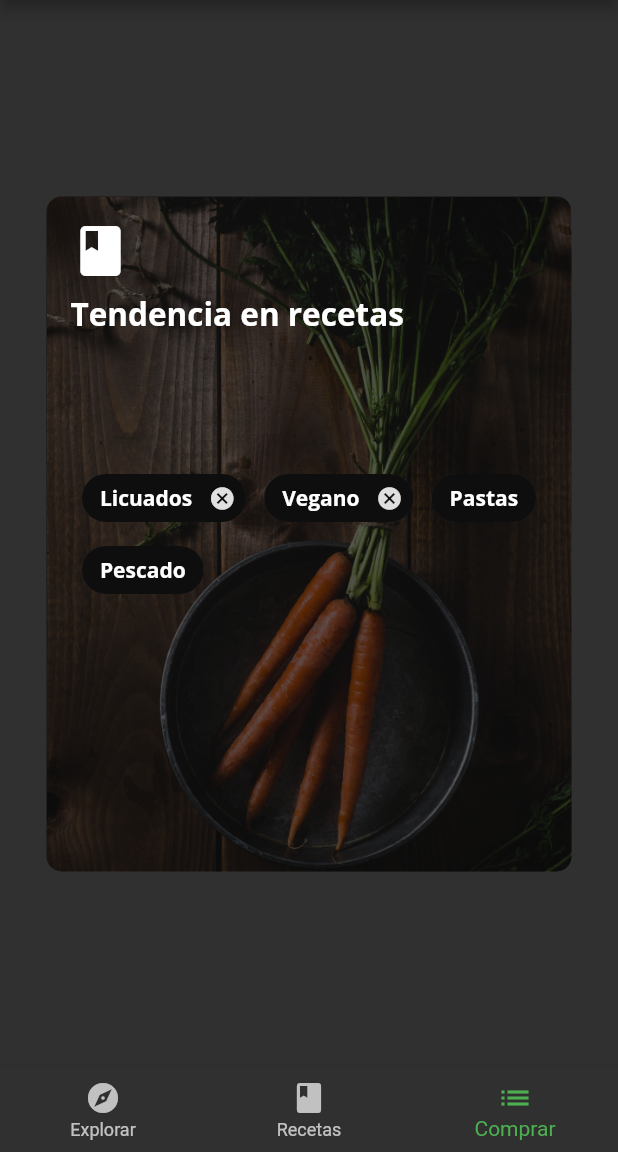
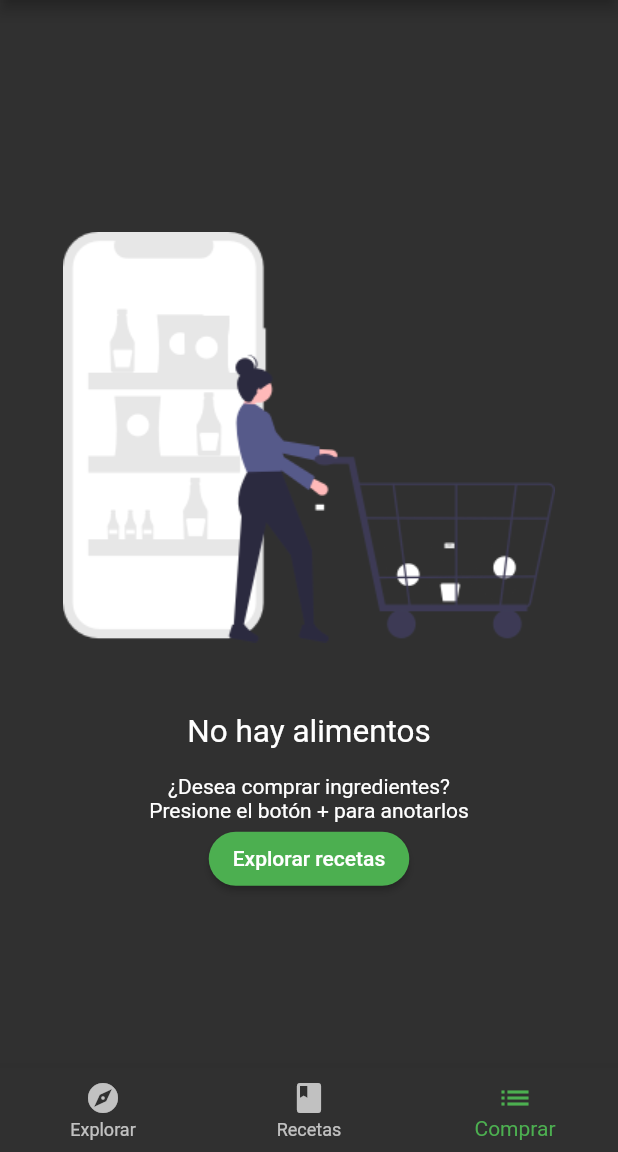
Before and after one commit to alexglzrys/flutter_fooderlich, a Flutter app: the screen it shows after launch, item 3 of the bottom bar chosen, on a phone screen of 412 x 824 dp, the part 84-1236 px from its top. Run offline on Flutter 3.47's test engine with Material 2 defaults, Android fonts, the phone set to English and light mode, and no system bars; our stand-ins replace google_fonts.

Commit message:
Pantalla - sin alimentos agregados

```diff
--- a/lib/home.dart
+++ b/lib/home.dart
@@ -1,6 +1,6 @@
 import 'package:flutter/material.dart';
-import 'package:fooderlich/card_trends.dart';
 import 'package:fooderlich/models/screens/explore_screen.dart';
+import 'package:fooderlich/models/screens/grocery_screen.dart';
 import 'package:fooderlich/models/screens/recipes_screen.dart';
 
 // Separar los widgets complejos en archivos independientes, mejora la lectura del código de nuestra aplicación
@@ -21,7 +21,7 @@ class _HomeState extends State<Home> {
     // Pantalla de Exploración
     const ExploreScreen(),
     RecipesScreen(),
-    const CardTrends()
+    const GroceryScreen()
   ];
 
   // método privado (controlador) para conocer que elemento de la barra de navegación inferior ha sido tocado
--- a/lib/models/models.dart
+++ b/lib/models/models.dart
@@ -6,3 +6,4 @@ export 'explore_recipe.dart';
 export 'post.dart';
 export 'simple_recipe.dart';
 export 'explore_data.dart';
+export 'grocery_item.dart';
--- /dev/null
+++ b/lib/models/screens/empty_grocery_screen.dart
@@ -0,0 +1,48 @@
+import 'package:flutter/material.dart';
+
+class EmptyGroceryScreen extends StatelessWidget {
+  const EmptyGroceryScreen({super.key});
+
+  @override
+  Widget build(BuildContext context) {
+    return Padding(
+      padding: const EdgeInsets.all(30),
+      child: Center(
+        child: Column(
+          mainAxisAlignment: MainAxisAlignment.center,
+          children: [
+            // AspectRadio() mantiene una relación de aspecto específica para un widget secundario. Permite controlar las proporciones y el tamaño de los elementos en la UI
+            // El valor de aspectRatio es double, pero por comodidad, Flutter recomienda colocarlo como ANCHO / ALTO en lugar del resultado calculado
+            AspectRatio(
+              aspectRatio: 1 / 1,
+              // Usar Image.asset() depende del contexto y las necesidades,
+              // AssetImge() también se usa para cargar imágenes desde el directorio de recursos
+              // pero Image.asset() proporciona una interfaz más sencilla con múltiples opciones de personalización
+              // Internamente, Image.asset() usa la clase AssetImage() para cargar el recurso de imagen, entonces es de más alto nivel
+              child: Image.asset('assets/fooderlich_assets/empty_list.png'),
+            ),
+            // Titulo
+            const SizedBox(height: 8.0),
+            const Text('No hay alimentos', style: TextStyle(fontSize: 21.0)),
+            // Subtitulo
+            const SizedBox(height: 16.0),
+            const Text(
+              '¿Desea comprar ingredientes?\nPresione el botón + para anotarlos',
+              textAlign: TextAlign.center,
+            ),
+            // Botón
+            MaterialButton(
+              onPressed: () {},
+              textColor: Colors.white,
+              color: Colors.green,
+              // Aplicar bordes redondeads al botón
+              shape: RoundedRectangleBorder(
+                  borderRadius: BorderRadius.circular(30)),
+              child: const Text('Explorar recetas'),
+            )
+          ],
+        ),
+      ),
+    );
+  }
+}
--- /dev/null
+++ b/lib/models/screens/grocery_screen.dart
@@ -0,0 +1,11 @@
+import 'package:flutter/material.dart';
+import 'package:fooderlich/models/screens/empty_grocery_screen.dart';
+
+class GroceryScreen extends StatelessWidget {
+  const GroceryScreen({super.key});
+
+  @override
+  Widget build(BuildContext context) {
+    return const EmptyGroceryScreen();
+  }
+}
--- a/pubspec.yaml
+++ b/pubspec.yaml
@@ -66,6 +66,7 @@ flutter:
     - assets/magazine_pics/
     - assets/profile_pics/
     - assets/sample_data/
+    - assets/fooderlich_assets/
 
 
   # An image asset can refer to one or more resolution-specific "variants", see
```
Also changed, not shown: lib/models/grocery_item.dart (added, +43 -0 lines), assets/fooderlich_assets/empty_list.png (added).
